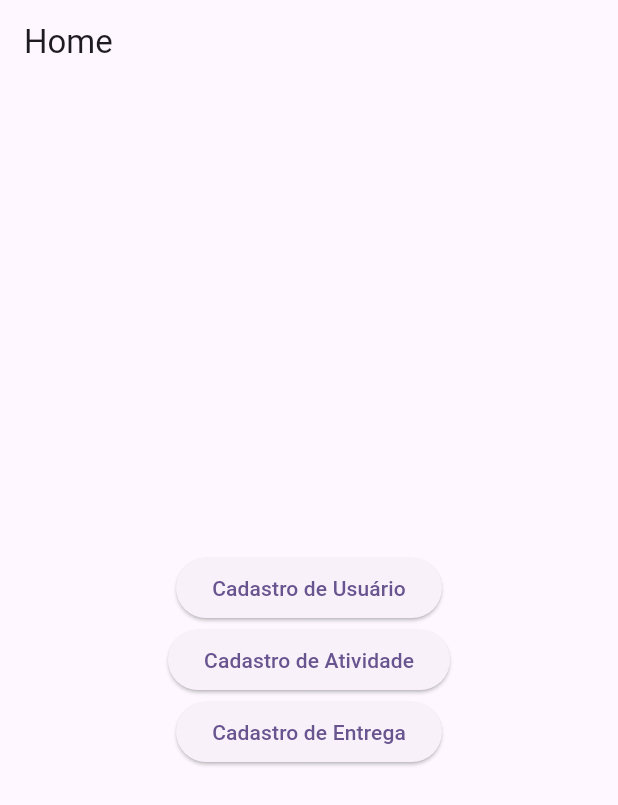
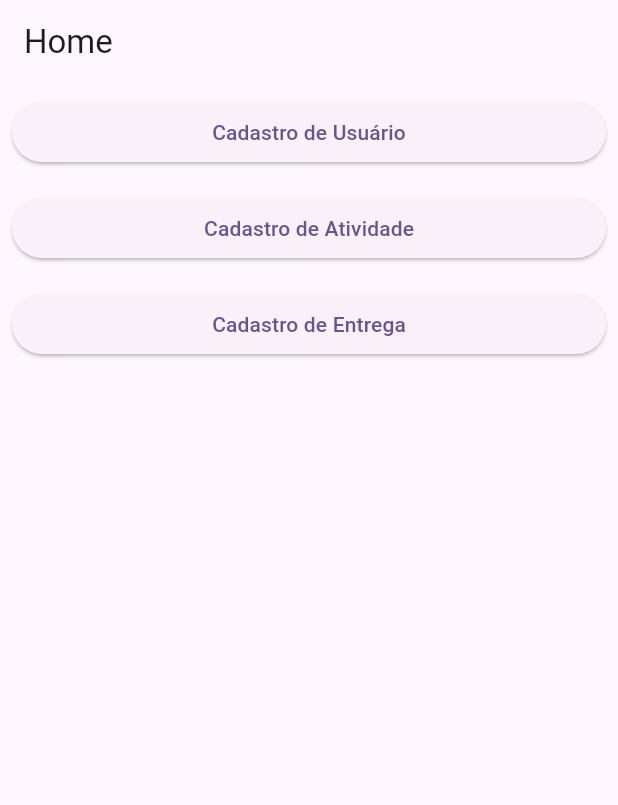
Before and after one commit to CaioSilvaUT/Front_end, a Flutter app: the screen it shows after launch, on a phone screen of 412 x 824 dp. Shown: the top 805 px of the screen. Run offline on Flutter 3.47's test engine with Material 3 defaults, Android fonts, the phone set to English and light mode, and no system bars.

Commit message:
Tela home com menu superior

```diff
--- a/lib/HomeScreen.dart
+++ b/lib/HomeScreen.dart
@@ -10,11 +10,12 @@ class HomeScreen extends StatelessWidget {
       appBar: AppBar(
         title: Text('Home'),
       ),
-      body: Center(
-        child: Column(
-          mainAxisAlignment: MainAxisAlignment.center,
-          children: [
-            ElevatedButton(
+      body: Column(
+        crossAxisAlignment: CrossAxisAlignment.stretch,
+        children: [
+          Padding(
+            padding: const EdgeInsets.all(8.0),
+            child: ElevatedButton(
               onPressed: () {
                 Navigator.push(
                   context,
@@ -23,7 +24,10 @@ class HomeScreen extends StatelessWidget {
               },
               child: Text('Cadastro de Usuário'),
             ),
-            ElevatedButton(
+          ),
+          Padding(
+            padding: const EdgeInsets.all(8.0),
+            child: ElevatedButton(
               onPressed: () {
                 Navigator.push(
                   context,
@@ -32,7 +36,10 @@ class HomeScreen extends StatelessWidget {
               },
               child: Text('Cadastro de Atividade'),
             ),
-            ElevatedButton(
+          ),
+          Padding(
+            padding: const EdgeInsets.all(8.0),
+            child: ElevatedButton(
               onPressed: () {
                 Navigator.push(
                   context,
@@ -41,8 +48,8 @@ class HomeScreen extends StatelessWidget {
               },
               child: Text('Cadastro de Entrega'),
             ),
-          ],
-        ),
+          ),
+        ],
       ),
     );
   }
```
